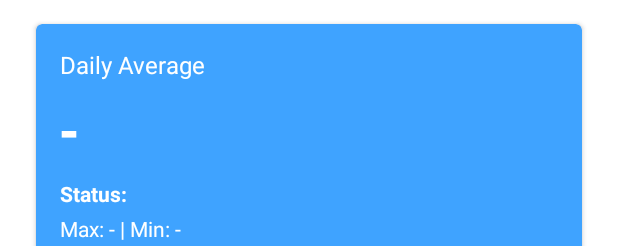
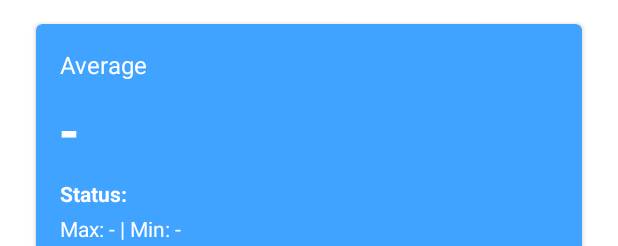
Before and after one commit to fikriyusrihan/Monitoring_KJABB, an Android app: the layout fragment_ammonia.xml on its own in the app's theme, with its tools: preview values and no code run, on a phone screen of 412 x 824 dp. Shown: the top 246 px of the screen. Run offline under Robolectric (Android 15) with nearby library versions, the phone set to English and light mode, and no system bars; plain views replace LineChart.

Commit message:
Minor Changes

```diff
--- a/app/src/main/res/layout/fragment_ammonia.xml
+++ b/app/src/main/res/layout/fragment_ammonia.xml
@@ -32,7 +32,7 @@
                 <TextView
                     android:layout_width="wrap_content"
                     android:layout_height="wrap_content"
-                    android:text="@string/daily_average"
+                    android:text="@string/average"
                     android:textColor="@color/white"
                     android:textSize="16sp" />
 
--- a/app/src/main/res/layout/fragment_raindrops.xml
+++ b/app/src/main/res/layout/fragment_raindrops.xml
@@ -32,7 +32,7 @@
                 <TextView
                     android:layout_width="wrap_content"
                     android:layout_height="wrap_content"
-                    android:text="@string/daily_average"
+                    android:text="@string/average"
                     android:textColor="@color/white"
                     android:textSize="16sp" />
 
--- a/app/src/main/res/layout/fragment_water_temperature.xml
+++ b/app/src/main/res/layout/fragment_water_temperature.xml
@@ -32,7 +32,7 @@
                 <TextView
                     android:layout_width="wrap_content"
                     android:layout_height="wrap_content"
-                    android:text="@string/daily_average"
+                    android:text="@string/average"
                     android:textColor="@color/white"
                     android:textSize="16sp" />
 
--- a/app/src/main/res/values/strings.xml
+++ b/app/src/main/res/values/strings.xml
@@ -60,7 +60,6 @@
     <string name="today">Today</string>
     <string name="_7_days">7 Days</string>
     <string name="_31_days">31 days</string>
-    <!-- TODO: Remove or change this placeholder text -->
     <string name="hello_blank_fragment" translatable="false">Hello blank fragment</string>
     <string name="max_min_dummy" translatable="false">Max: - | Min: -</string>
     <string name="weekly_average">Weekly Average</string>
```
Also changed, not shown: app/src/main/java/com/kedaireka/monitoringkjabb/ui/dashboard/DashboardViewModel.kt (+0 -13 lines).
